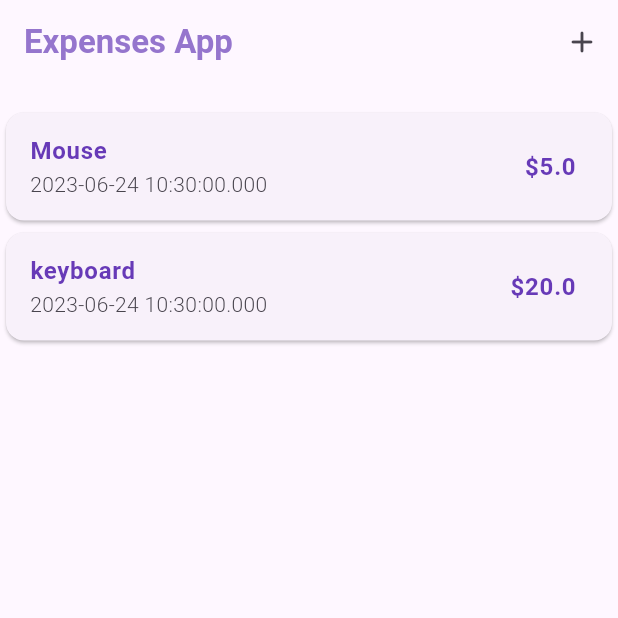
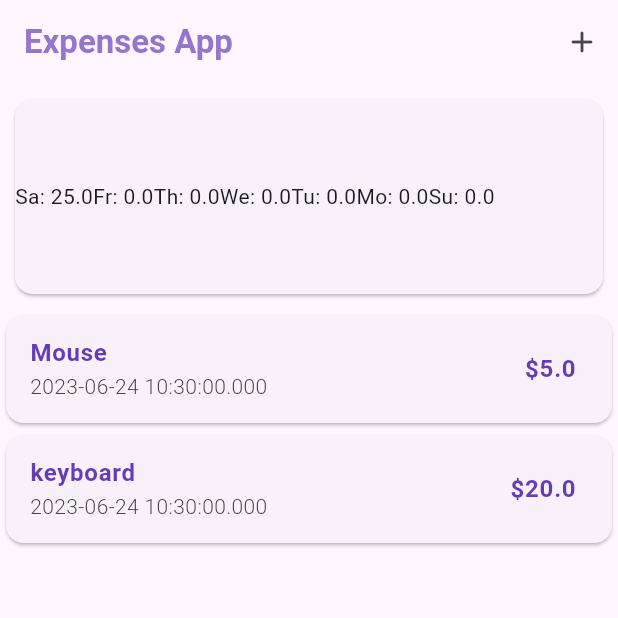
Before and after one commit to Mohammed-Azad/list_with_chart, a Flutter app: the screen it shows after launch, on a phone screen of 412 x 824 dp, the top half of it. Run offline on Flutter 3.47's test engine with Material 2 defaults, Android fonts, the light colour scheme and no system bars; our stand-ins replace date_format.

Commit message:
creating logic for chart

```diff
--- /dev/null
+++ b/lib/chart.dart
@@ -0,0 +1,40 @@
+import 'package:flutter/material.dart';
+import 'package:intl/intl.dart';
+import 'package:list_with_chart/Transaction.dart';
+
+class Chart extends StatelessWidget {
+  final List<Transaction> recentTransaction;
+  const Chart(this.recentTransaction);
+  List<Map<String, Object>> get groupedTransaction {
+    return List.generate(7, (index) {
+      final weekday = DateTime.now().subtract(
+        Duration(days: index),
+      );
+      double totalsum = 0.0;
+      for (var i = 0; i < recentTransaction.length; i++) {
+        if (recentTransaction[i].date.day == weekday.day &&
+            recentTransaction[i].date.month == weekday.month &&
+            recentTransaction[i].date.year == weekday.year) {
+          totalsum += recentTransaction[i].amount;
+        }
+      }
+      // print(DateFormat.E().format(weekday));
+      // print(totalsum);
+      return {
+        'day': DateFormat.E().format(weekday).substring(0, 2),
+        'amount': totalsum,
+      };
+    });
+  }
+
+  @override
+  Widget build(BuildContext context) {
+    return Card(
+      margin: EdgeInsets.all(5),
+      child: Row(
+          children: groupedTransaction.map((data) {
+        return Text('${data['day']}: ${data['amount']}');
+      }).toList()),
+    );
+  }
+}
--- a/lib/main.dart
+++ b/lib/main.dart
@@ -1,9 +1,8 @@
 import 'package:date_format/date_format.dart';
 import 'package:flutter/material.dart';
 import 'package:flutter/rendering.dart';
-import 'package:intl/intl.dart';
 import 'package:list_with_chart/Transaction.dart';
-import './Transaction.dart';
+import './chart.dart';
 
 void main() {
   runApp(MaterialApp(
@@ -36,6 +35,15 @@ class _MyAppState extends State<MyApp> {
     amountcontroler.clear();
   }
 
+  List<Transaction> get _recentTransaction {
+    return transactions.where((tx) {
+      return tx.date.isAfter(
+        DateTime.now().subtract(
+          Duration(days: 7),
+        ),
+      );
+    }).toList();
+  }
 
   @override
   Widget build(BuildContext context) {
@@ -48,7 +56,11 @@ class _MyAppState extends State<MyApp> {
       ),
       home: Scaffold(
         appBar: AppBar(
-          title: Text("Expenses App",style: TextStyle(fontWeight: FontWeight.bold,color: Colors.deepPurple[300]),),
+          title: Text(
+            "Expenses App",
+            style: TextStyle(
+                fontWeight: FontWeight.bold, color: Colors.deepPurple[300]),
+          ),
           actions: [
             IconButton(
                 icon: const Icon(Icons.add_rounded),
@@ -64,8 +76,18 @@ class _MyAppState extends State<MyApp> {
                             crossAxisAlignment: CrossAxisAlignment.end,
                             mainAxisAlignment: MainAxisAlignment.start,
                             children: [
-                              SizedBox(height: 20,),
-                              Center(child: Text("Add Expense",style: TextStyle(fontWeight: FontWeight.bold,fontSize: 20,color: Colors.deepPurple[400]),),),
+                              SizedBox(
+                                height: 20,
+                              ),
+                              Center(
+                                child: Text(
+                                  "Add Expense",
+                                  style: TextStyle(
+                                      fontWeight: FontWeight.bold,
+                                      fontSize: 20,
+                                      color: Colors.deepPurple[400]),
+                                ),
+                              ),
                               TextField(
                                 decoration: InputDecoration(labelText: "Title"),
                                 controller: titlecontroler,
@@ -138,11 +160,10 @@ class _MyAppState extends State<MyApp> {
             Container(
               width: double.infinity,
               child: SizedBox(
-                height: 15,
+                height: 150,
                 child: Container(
-                  child: Text("chart in here "),
+                  child: Chart(_recentTransaction),
                   margin: EdgeInsets.all(5),
-                  padding: EdgeInsets.only(left: 125),
                 ),
               ),
             ),
@@ -151,7 +172,6 @@ class _MyAppState extends State<MyApp> {
                 child: Column(
                   children: transactions.map((e) {
                     return Card(
-
                       child: ListTile(
                         title: Text(
                           e.title,
@@ -159,7 +179,6 @@ class _MyAppState extends State<MyApp> {
                               fontWeight: FontWeight.bold,
                               color: Colors.deepPurple),
                         ),
-
                         subtitle: Text(
                           e.date.toString(),
                           style: TextStyle(fontWeight: FontWeight.w300),
```
